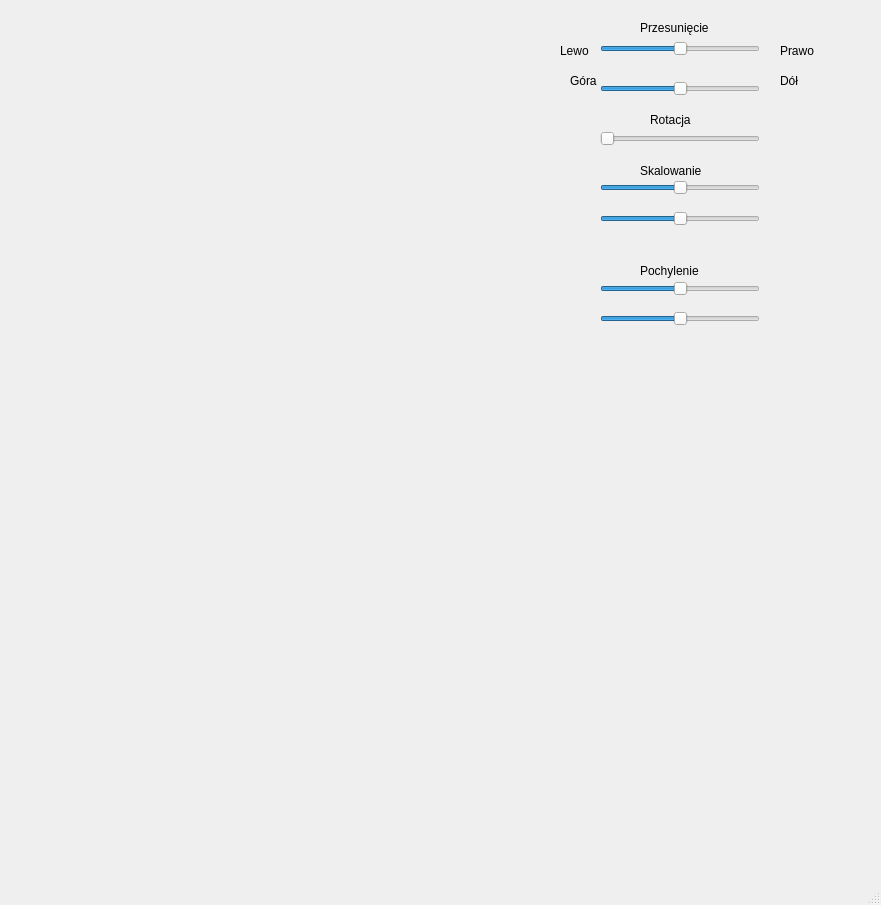
The window that przeksztalcenia2D/mainwindow.ui (olapabian/grafika) describes before a commit, drawn with Qt 5.
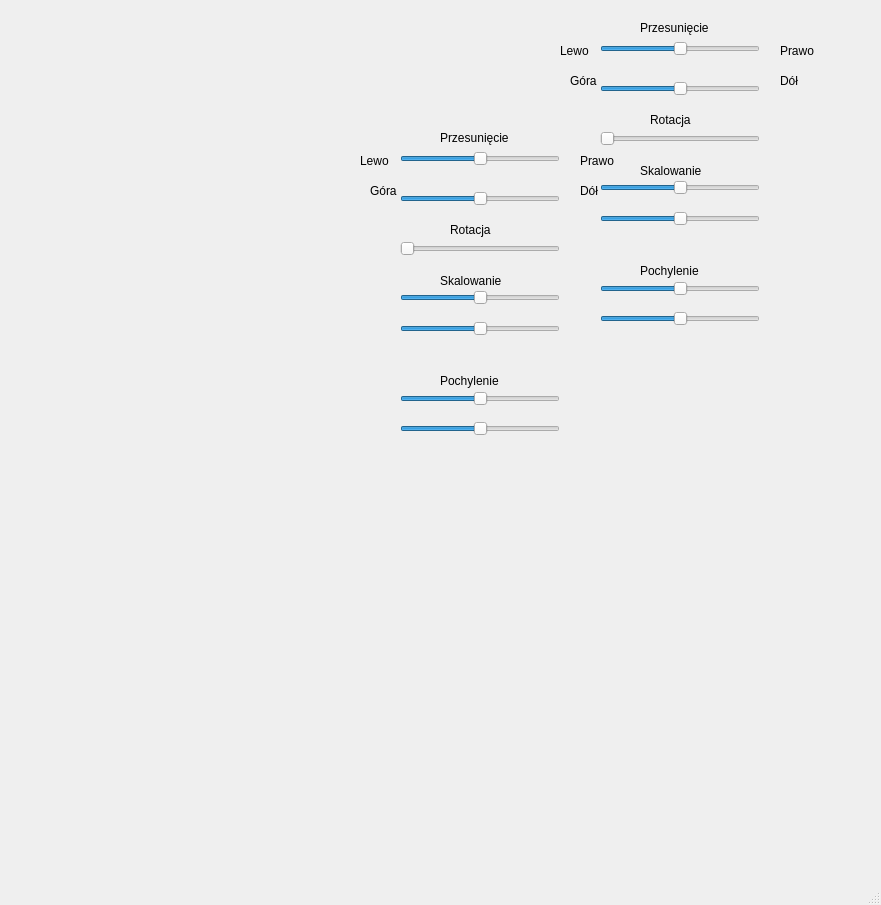
The same window after the commit.

Patch:
```diff
--- a/przeksztalcenia2D/mainwindow.ui
+++ b/przeksztalcenia2D/mainwindow.ui
@@ -311,6 +311,303 @@
      <enum>Qt::Horizontal</enum>
     </property>
    </widget>
+   <widget class="QSlider" name="Rotacja_2">
+    <property name="geometry">
+     <rect>
+      <x>400</x>
+      <y>240</y>
+      <width>160</width>
+      <height>18</height>
+     </rect>
+    </property>
+    <property name="minimum">
+     <number>0</number>
+    </property>
+    <property name="maximum">
+     <number>360</number>
+    </property>
+    <property name="pageStep">
+     <number>1</number>
+    </property>
+    <property name="value">
+     <number>0</number>
+    </property>
+    <property name="sliderPosition">
+     <number>0</number>
+    </property>
+    <property name="orientation">
+     <enum>Qt::Horizontal</enum>
+    </property>
+    <property name="tickPosition">
+     <enum>QSlider::NoTicks</enum>
+    </property>
+    <property name="tickInterval">
+     <number>1</number>
+    </property>
+   </widget>
+   <widget class="QSlider" name="GoraDol_2">
+    <property name="geometry">
+     <rect>
+      <x>400</x>
+      <y>190</y>
+      <width>160</width>
+      <height>18</height>
+     </rect>
+    </property>
+    <property name="maximum">
+     <number>676</number>
+    </property>
+    <property name="pageStep">
+     <number>10</number>
+    </property>
+    <property name="value">
+     <number>338</number>
+    </property>
+    <property name="sliderPosition">
+     <number>338</number>
+    </property>
+    <property name="orientation">
+     <enum>Qt::Horizontal</enum>
+    </property>
+   </widget>
+   <widget class="QLabel" name="label_10">
+    <property name="geometry">
+     <rect>
+      <x>440</x>
+      <y>370</y>
+      <width>81</width>
+      <height>21</height>
+     </rect>
+    </property>
+    <property name="text">
+     <string>Pochylenie</string>
+    </property>
+   </widget>
+   <widget class="QSlider" name="Skalownie_2">
+    <property name="geometry">
+     <rect>
+      <x>400</x>
+      <y>290</y>
+      <width>160</width>
+      <height>16</height>
+     </rect>
+    </property>
+    <property name="minimum">
+     <number>0</number>
+    </property>
+    <property name="maximum">
+     <number>200</number>
+    </property>
+    <property name="pageStep">
+     <number>1</number>
+    </property>
+    <property name="value">
+     <number>100</number>
+    </property>
+    <property name="sliderPosition">
+     <number>100</number>
+    </property>
+    <property name="orientation">
+     <enum>Qt::Horizontal</enum>
+    </property>
+   </widget>
+   <widget class="QLabel" name="label_11">
+    <property name="geometry">
+     <rect>
+      <x>580</x>
+      <y>180</y>
+      <width>31</width>
+      <height>21</height>
+     </rect>
+    </property>
+    <property name="text">
+     <string>Dół</string>
+    </property>
+   </widget>
+   <widget class="QLabel" name="label_12">
+    <property name="geometry">
+     <rect>
+      <x>440</x>
+      <y>270</y>
+      <width>81</width>
+      <height>21</height>
+     </rect>
+    </property>
+    <property name="text">
+     <string>Skalowanie</string>
+    </property>
+   </widget>
+   <widget class="QLabel" name="label_13">
+    <property name="geometry">
+     <rect>
+      <x>450</x>
+      <y>220</y>
+      <width>63</width>
+      <height>20</height>
+     </rect>
+    </property>
+    <property name="text">
+     <string>Rotacja</string>
+    </property>
+   </widget>
+   <widget class="QSlider" name="horizontalSlider_8">
+    <property name="geometry">
+     <rect>
+      <x>400</x>
+      <y>390</y>
+      <width>160</width>
+      <height>18</height>
+     </rect>
+    </property>
+    <property name="minimum">
+     <number>-100</number>
+    </property>
+    <property name="maximum">
+     <number>100</number>
+    </property>
+    <property name="pageStep">
+     <number>1</number>
+    </property>
+    <property name="value">
+     <number>0</number>
+    </property>
+    <property name="sliderPosition">
+     <number>0</number>
+    </property>
+    <property name="orientation">
+     <enum>Qt::Horizontal</enum>
+    </property>
+   </widget>
+   <widget class="QLabel" name="label_14">
+    <property name="geometry">
+     <rect>
+      <x>580</x>
+      <y>150</y>
+      <width>41</width>
+      <height>21</height>
+     </rect>
+    </property>
+    <property name="text">
+     <string>Prawo</string>
+    </property>
+   </widget>
+   <widget class="QSlider" name="Skalowanie2_2">
+    <property name="geometry">
+     <rect>
+      <x>400</x>
+      <y>320</y>
+      <width>160</width>
+      <height>18</height>
+     </rect>
+    </property>
+    <property name="maximum">
+     <number>200</number>
+    </property>
+    <property name="pageStep">
+     <number>1</number>
+    </property>
+    <property name="value">
+     <number>100</number>
+    </property>
+    <property name="sliderPosition">
+     <number>100</number>
+    </property>
+    <property name="orientation">
+     <enum>Qt::Horizontal</enum>
+    </property>
+   </widget>
+   <widget class="QLabel" name="label_15">
+    <property name="geometry">
+     <rect>
+      <x>360</x>
+      <y>150</y>
+      <width>41</width>
+      <height>21</height>
+     </rect>
+    </property>
+    <property name="text">
+     <string>Lewo</string>
+    </property>
+   </widget>
+   <widget class="QSlider" name="horizontalSlider_9">
+    <property name="geometry">
+     <rect>
+      <x>400</x>
+      <y>420</y>
+      <width>160</width>
+      <height>18</height>
+     </rect>
+    </property>
+    <property name="minimum">
+     <number>-100</number>
+    </property>
+    <property name="maximum">
+     <number>100</number>
+    </property>
+    <property name="pageStep">
+     <number>1</number>
+    </property>
+    <property name="value">
+     <number>0</number>
+    </property>
+    <property name="sliderPosition">
+     <number>0</number>
+    </property>
+    <property name="orientation">
+     <enum>Qt::Horizontal</enum>
+    </property>
+   </widget>
+   <widget class="QLabel" name="label_16">
+    <property name="geometry">
+     <rect>
+      <x>440</x>
+      <y>130</y>
+      <width>151</width>
+      <height>16</height>
+     </rect>
+    </property>
+    <property name="text">
+     <string>Przesunięcie</string>
+    </property>
+   </widget>
+   <widget class="QSlider" name="LewoPrawo_2">
+    <property name="geometry">
+     <rect>
+      <x>400</x>
+      <y>150</y>
+      <width>160</width>
+      <height>18</height>
+     </rect>
+    </property>
+    <property name="maximum">
+     <number>544</number>
+    </property>
+    <property name="pageStep">
+     <number>10</number>
+    </property>
+    <property name="value">
+     <number>272</number>
+    </property>
+    <property name="sliderPosition">
+     <number>272</number>
+    </property>
+    <property name="orientation">
+     <enum>Qt::Horizontal</enum>
+    </property>
+   </widget>
+   <widget class="QLabel" name="label_17">
+    <property name="geometry">
+     <rect>
+      <x>370</x>
+      <y>180</y>
+      <width>31</width>
+      <height>21</height>
+     </rect>
+    </property>
+    <property name="text">
+     <string>Góra</string>
+    </property>
+   </widget>
   </widget>
   <widget class="QMenuBar" name="menubar">
    <property name="geometry">
```
